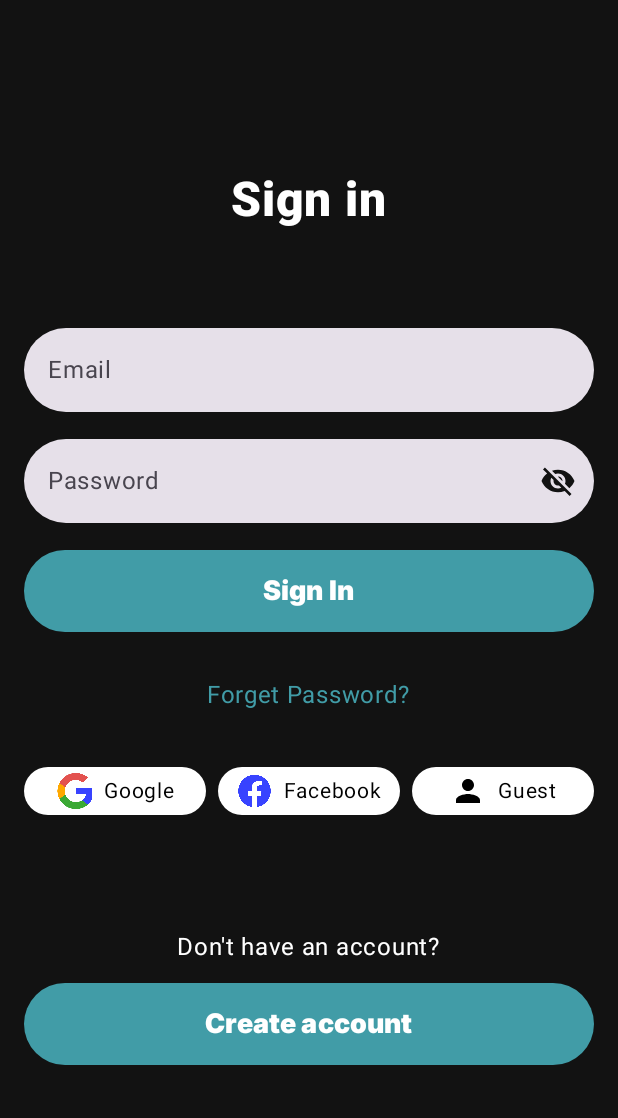
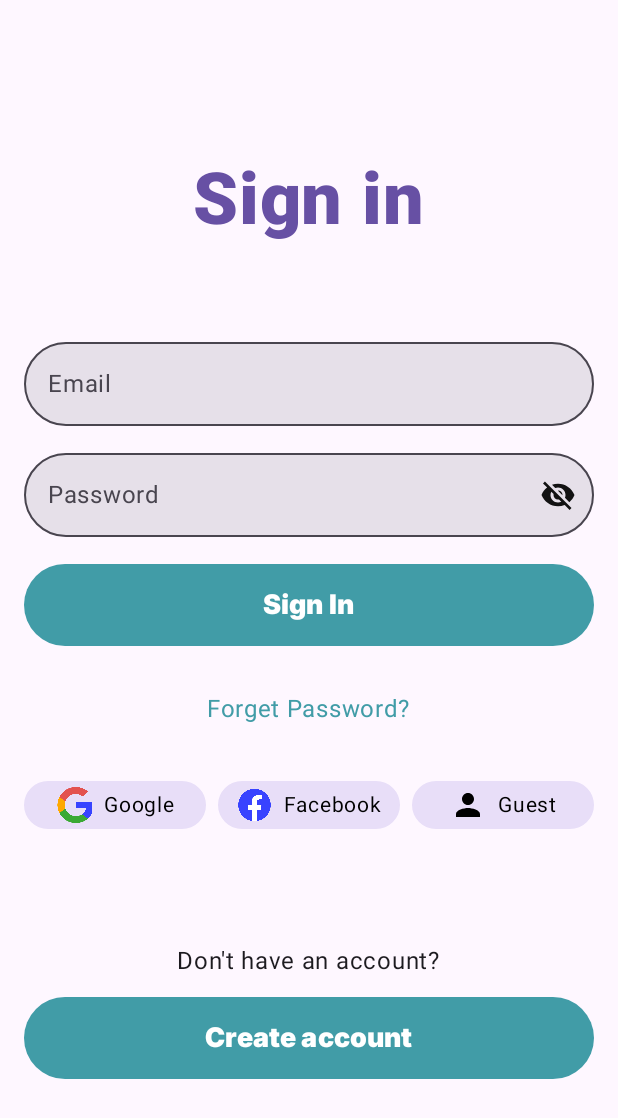
Before and after one commit to Abdullah-Faik/habit-tracker, an Android app built with Jetpack Compose: the screen it shows after launch (MainActivity), after a tap on "Lets Go", on a phone screen of 412 x 824 dp. Shown: the top 1118 px of the screen. Run offline under Robolectric (Android 15) with nearby library versions, the phone set to English and light mode, and no system bars; our stand-ins replace Firebase (no records; nobody signed in at launch, a user with empty details on screens opened directly), Room's generated code.

Commit message:
fixing auth colors

```diff
--- a/source_code/app/build.gradle.kts
+++ b/source_code/app/build.gradle.kts
@@ -89,4 +89,7 @@ dependencies {
     implementation ("androidx.compose.ui:ui:1.6.8")
     implementation ("androidx.compose.material3:material3:1.2.1")
     implementation ("androidx.compose.foundation:foundation:1.6.8")
+
+    //workmanger
+    implementation("androidx.work:work-runtime-ktx:2.10.1")
 }
--- a/source_code/app/src/main/java/com/fola/habit_tracker/data/database/Entities.kt
+++ b/source_code/app/src/main/java/com/fola/habit_tracker/data/database/Entities.kt
@@ -50,7 +50,7 @@ data class DailyHabits(
     @ColumnInfo(name = "habit_id") val id: Long = 0,
     @ColumnInfo(name = "is_done") val isDone: Boolean = false,
 
-    val progress: Float = 0f,
+    val progress: Int = 0,
 )
 
 data class DayWithHabits(
--- a/source_code/app/src/main/java/com/fola/habit_tracker/ui/auth/LoginScreen.kt
+++ b/source_code/app/src/main/java/com/fola/habit_tracker/ui/auth/LoginScreen.kt
@@ -18,6 +18,7 @@ import androidx.compose.foundation.shape.RoundedCornerShape
 import androidx.compose.material.icons.Icons
 import androidx.compose.material.icons.filled.Person
 import androidx.compose.material3.IconButton
+import androidx.compose.material3.MaterialTheme
 import androidx.compose.material3.Scaffold
 import androidx.compose.material3.Snackbar
 import androidx.compose.material3.SnackbarDuration
@@ -30,6 +31,7 @@ import androidx.compose.runtime.collectAsState
 import androidx.compose.runtime.remember
 import androidx.compose.ui.Alignment
 import androidx.compose.ui.Modifier
+import androidx.compose.ui.draw.clip
 import androidx.compose.ui.graphics.Color
 import androidx.compose.ui.graphics.vector.ImageVector
 import androidx.compose.ui.res.colorResource
@@ -45,6 +47,7 @@ import com.fola.habit_tracker.ui.auth.viewmodel.LoginViewmodel
 import com.fola.habit_tracker.ui.components.InputField
 import com.fola.habit_tracker.ui.components.PasswordInputField
 import com.fola.habit_tracker.ui.components.StyledButton
+import com.fola.habit_tracker.ui.theme.AppTheme
 
 @Composable
 fun LoginScreen(
@@ -80,7 +83,7 @@ fun LoginScreen(
         Column(
             modifier = Modifier
                 .fillMaxSize()
-                .background(color = colorResource(R.color.basic_background))
+                .background(MaterialTheme.colorScheme.background)
                 .padding(horizontal = 16.dp)
                 .padding(innerPadding),
             horizontalAlignment = Alignment.CenterHorizontally,
@@ -89,8 +92,8 @@ fun LoginScreen(
             Text(
                 "Sign in",
                 fontWeight = FontWeight.ExtraBold,
-                color = Color.White,
-                fontSize = 32.sp,
+                color = MaterialTheme.colorScheme.primary,
+                fontSize = 48.sp,
                 modifier = Modifier.padding(bottom = 48.dp)
             )
 
@@ -145,7 +148,7 @@ fun LoginScreen(
 
             Text(
                 "Don't have an account?",
-                color = Color.White,
+                color = MaterialTheme.colorScheme.onBackground,
                 modifier = Modifier.padding(12.dp)
             )
 
@@ -209,7 +212,8 @@ fun SocialLoginButton(
     Box(
         modifier = Modifier
             .clickable { onClick() }
-            .background(Color.White, RoundedCornerShape(24.dp))
+            .clip(RoundedCornerShape(50))
+            .background(MaterialTheme.colorScheme.secondaryContainer)
             .padding(vertical = 4.dp)
             .fillMaxWidth(),
         contentAlignment = Alignment.Center,
@@ -237,5 +241,7 @@ fun SocialLoginButton(
 @Preview
 @Composable
 private fun LoginPrev() {
-   // LoginScreen()
+    AppTheme {
+        LoginScreen(onLoginSuccess = {})
+    }
 }
--- a/source_code/app/src/main/java/com/fola/habit_tracker/ui/auth/WelocmeScreen.kt
+++ b/source_code/app/src/main/java/com/fola/habit_tracker/ui/auth/WelocmeScreen.kt
@@ -10,6 +10,7 @@ import androidx.compose.foundation.layout.fillMaxWidth
 import androidx.compose.foundation.layout.padding
 import androidx.compose.material3.Button
 import androidx.compose.material3.ButtonDefaults
+import androidx.compose.material3.MaterialTheme
 import androidx.compose.material3.Text
 import androidx.compose.runtime.Composable
 import androidx.compose.ui.Alignment
@@ -25,6 +26,7 @@ import androidx.compose.ui.unit.dp
 import androidx.compose.ui.unit.sp
 import com.fola.habit_tracker.R
 import com.fola.habit_tracker.ui.components.interFont
+import com.fola.habit_tracker.ui.theme.AppTheme
 
 @Composable
 fun WelcomeScreen(
@@ -34,7 +36,7 @@ fun WelcomeScreen(
     Column(
         modifier = Modifier
             .fillMaxSize()
-            .background(color = colorResource(R.color.basic_background))
+            .background(MaterialTheme.colorScheme.surface)
             .padding(vertical = 100.dp, horizontal = 64.dp),
         horizontalAlignment = Alignment.CenterHorizontally,
         verticalArrangement = Arrangement.SpaceBetween
@@ -52,15 +54,15 @@ fun WelcomeScreen(
             verticalArrangement = Arrangement.spacedBy(12.dp)
         ) {
             Text(
-                text = "Habit".uppercase(),
-                color = Color.White,
-                fontSize = 64.sp,
+                text = "BIT FLOW".uppercase(),
+                color = MaterialTheme.colorScheme.primary,
+                fontSize = 48.sp,
                 fontFamily = interFont,
                 fontWeight = FontWeight.ExtraBold
             )
             Text(
                 text = "Unleash your potential through movement",
-                color = Color.White,
+                color = MaterialTheme.colorScheme.onSurface,
                 fontSize = 16.sp,
                 textAlign = TextAlign.Center,
                 fontWeight = FontWeight.Normal,
@@ -94,8 +96,10 @@ fun WelcomeScreen(
 @Preview
 @Composable
 private fun WelcomePrev() {
-    WelcomeScreen(
-        modifier = Modifier,
-        onStartButton = {}
-    )
+    AppTheme {
+        WelcomeScreen(
+            modifier = Modifier,
+            onStartButton = {}
+        )
+    }
 }
--- a/source_code/app/src/main/java/com/fola/habit_tracker/ui/components/InputField.kt
+++ b/source_code/app/src/main/java/com/fola/habit_tracker/ui/components/InputField.kt
@@ -3,6 +3,8 @@ package com.fola.habit_tracker.ui.components
 import androidx.compose.foundation.layout.fillMaxWidth
 import androidx.compose.foundation.shape.RoundedCornerShape
 import androidx.compose.foundation.text.KeyboardOptions
+import androidx.compose.material3.MaterialTheme
+import androidx.compose.material3.OutlinedTextField
 import androidx.compose.material3.Text
 import androidx.compose.material3.TextField
 import androidx.compose.material3.TextFieldDefaults
@@ -25,7 +27,7 @@ fun InputField(
     uiState: UiState = UiState.IDLE,
     errorText: String = ""
 ) {
-    TextField(
+    OutlinedTextField(
         value = value,
         onValueChange = { newValue -> onValueChange(newValue) },
         placeholder = {
@@ -44,19 +46,7 @@ fun InputField(
                 )
             }
         } else null,
-        colors = TextFieldDefaults.colors(
-            focusedIndicatorColor = Color.Transparent,
-            unfocusedIndicatorColor = Color.Transparent,
-            disabledIndicatorColor = Color.Transparent,
-            errorIndicatorColor = Color.Transparent,
-            focusedContainerColor = Color.White,
-            errorContainerColor = colorResource(R.color.error_container),
-            errorTextColor =  Color.Black,//colorResource(R.color.Black),
-            cursorColor = Color.Black,
-            errorLabelColor = Color.Red,
-            errorPlaceholderColor = colorResource(R.color.Red)
-
-        ),
+        colors = TextFieldDefaults.colors(),
         modifier = Modifier
             .fillMaxWidth()
     )
--- a/source_code/app/src/main/java/com/fola/habit_tracker/ui/components/PasswordField.kt
+++ b/source_code/app/src/main/java/com/fola/habit_tracker/ui/components/PasswordField.kt
@@ -8,6 +8,9 @@ import androidx.compose.material.icons.filled.Visibility
 import androidx.compose.material.icons.filled.VisibilityOff
 import androidx.compose.material3.Icon
 import androidx.compose.material3.IconButton
+import androidx.compose.material3.MaterialTheme
+import androidx.compose.material3.OutlinedTextField
+import androidx.compose.material3.OutlinedTextFieldDefaults
 import androidx.compose.material3.Text
 import androidx.compose.material3.TextField
 import androidx.compose.material3.TextFieldDefaults
@@ -37,7 +40,7 @@ fun PasswordInputField(
     errorMessage: String = ""
 ) {
     var isPasswordVisible by rememberSaveable { mutableStateOf(false) }
-    TextField(
+    OutlinedTextField(
         value = value,
         onValueChange = { newValue -> onValueChange(newValue) },
         placeholder = {
@@ -58,19 +61,7 @@ fun PasswordInputField(
                 )
             }
         } else null,
-        colors = TextFieldDefaults.colors(
-            focusedIndicatorColor = Color.Transparent,
-            unfocusedIndicatorColor = Color.Transparent,
-            disabledIndicatorColor = Color.Transparent,
-            errorIndicatorColor = Color.Transparent,
-            errorContainerColor = colorResource(R.color.error_container),
-            focusedContainerColor = Color.White,
-            errorTextColor = Color.Black,//colorResource(R.color.Red),
-            cursorColor = Color.Black,
-            errorLabelColor = Color.Red,
-            errorPlaceholderColor = colorResource(R.color.Red)
-
-        ),
+        colors = TextFieldDefaults.colors(),
         trailingIcon = {
             val image = if (isPasswordVisible)
                 Icons.Filled.Visibility
--- a/source_code/app/src/main/java/com/fola/habit_tracker/ui/main/home/HomeScreen.kt
+++ b/source_code/app/src/main/java/com/fola/habit_tracker/ui/main/home/HomeScreen.kt
@@ -115,9 +115,9 @@ fun HomeScreen(
                                 Log.d("clicking", "clicked")
                                 viewModel.removeDailyHabit(LocalDate.now(), habit.id)
                             },
-                            onIncrease = {},
-                            onDecrease = {},
-                            onDone = {},
+                            onIncrease = {viewModel.increase(it)},
+                            onDecrease = {viewModel.deCrease(it)},
+                            onDone = {viewModel.markDone(it)},
                         )
                     }
                 }
```
Also changed, not shown: source_code/app/src/main/java/com/fola/habit_tracker/data/database/daos/DailyHabitsDao.kt (+9 -1 lines), source_code/app/src/main/java/com/fola/habit_tracker/data/repositry/HabitsRepository.kt (+17 -4 lines), source_code/app/src/main/java/com/fola/habit_tracker/ui/auth/Register.kt (+14 -13 lines), source_code/app/src/main/java/com/fola/habit_tracker/ui/auth/ResetPassword.kt (+12 -9 lines), source_code/app/src/main/java/com/fola/habit_tracker/ui/main/habit_screen/AddingHabitViewmodel.kt (+5 -5 lines), source_code/app/src/main/java/com/fola/habit_tracker/ui/main/habit_screen/HabitControlCard.kt (added, +19 -0 lines), source_code/app/src/main/java/com/fola/habit_tracker/ui/main/home/HabbitCard.kt (+25 -20 lines), source_code/app/src/main/java/com/fola/habit_tracker/ui/main/home/HomeViewmoel.kt (+38 -7 lines), source_code/app/src/main/java/com/fola/habit_tracker/ui/main/home/Notifcationworker.kt (added, +90 -0 lines).
